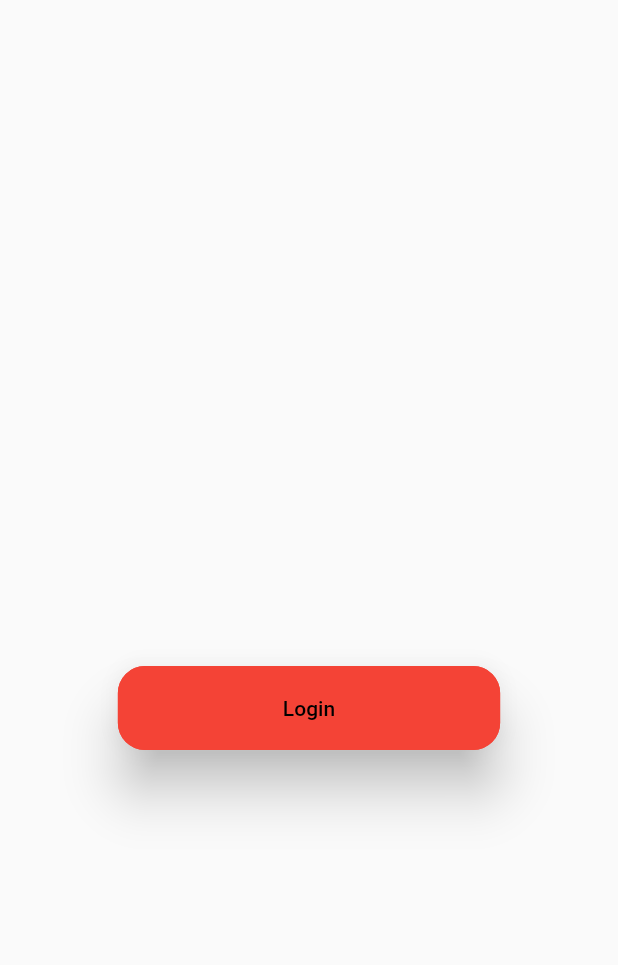
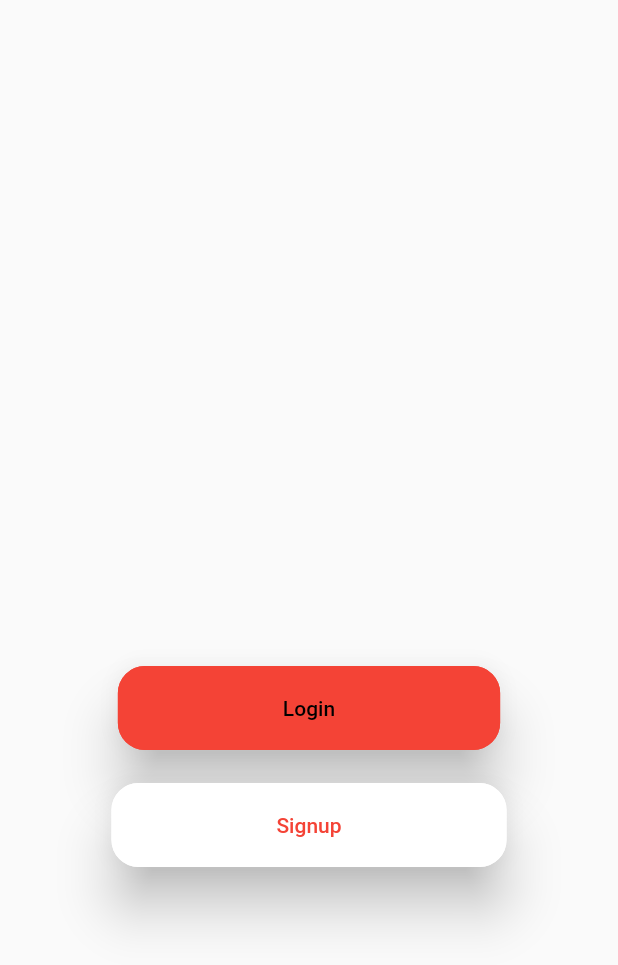
Before and after one commit to Kiarash6k/Reddit583, a Flutter app: the screen it shows after launch, on a phone screen of 412 x 824 dp. Shown: the top 965 px of the screen. Run offline on Flutter 3.47's test engine with Material 2 defaults, Android fonts, the light colour scheme and no system bars; our stand-ins replace animated_splash_screen.

Commit message:
upgrade welcome screen (add sign up button)

```diff
--- a/reddit583/lib/Screens/WelcomeScreen.dart
+++ b/reddit583/lib/Screens/WelcomeScreen.dart
@@ -31,6 +31,27 @@ class WelcomeScreen extends StatelessWidget {
                           },
                           padding: EdgeInsets.symmetric(vertical: 20, horizontal: 110),
                         )),
+                    Container(
+                        margin: EdgeInsets.only(top: 22),
+                        child: RaisedButton(
+                          elevation: 15.0,
+                          shape: RoundedRectangleBorder(
+                            borderRadius: BorderRadius.circular(18.0),
+                            side: BorderSide(color: Colors.white),
+                          ),
+                          child: Text('Signup'),
+                          textColor: Colors.red,
+                          color: Colors.white,
+                          onPressed: () {
+                            Navigator.push(context, MaterialPageRoute(
+                              builder: (context) {
+                                return Scaffold();
+                              },
+                            ),
+                            );
+                          },
+                          padding: EdgeInsets.symmetric(vertical: 20, horizontal: 110),
+                        )),
                   ],
                 )
             )
```
